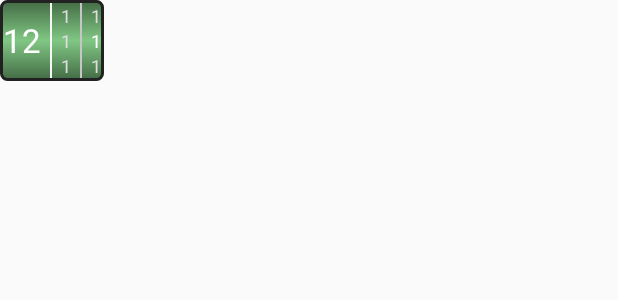
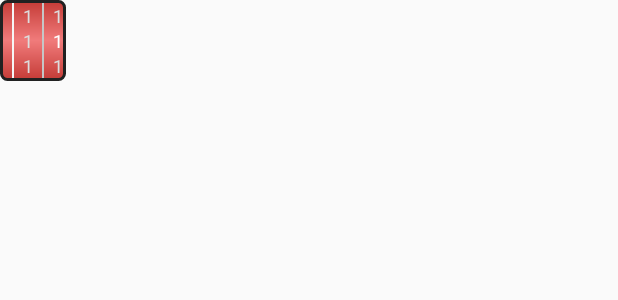
Before and after one commit to maltelenz/MaxEvolve, an Android app: the layout overlay.xml on its own in the app's theme, with its tools: preview values and no code run, on a phone screen of 412 x 824 dp. Shown: the top 300 px of the screen. Run offline under Robolectric (Android 15) with nearby library versions, the phone set to English and light mode, and no system bars.

Commit message:
Adjust design and display.

```diff
--- a/app/src/main/java/com/laserfountain/maxevolve/OverlayView.java
+++ b/app/src/main/java/com/laserfountain/maxevolve/OverlayView.java
@@ -48,7 +48,7 @@ public abstract class OverlayView extends RelativeLayout {
                 PixelFormat.TRANSLUCENT
         );
 
-        layoutParameters.gravity = Gravity.TOP;
+        layoutParameters.gravity = getGravity();
     }
 
     private void inflateView() {
--- a/app/src/main/res/drawable/background.xml
+++ b/app/src/main/res/drawable/background.xml
@@ -7,9 +7,9 @@
     <corners android:radius="4dp" />
     <gradient
         android:angle="90"
-        android:centerColor="#81c784"
-        android:endColor="#436c45"
-        android:startColor="#436c45"
+        android:centerColor="#CCEE5B5B"
+        android:endColor="#CCB70C06"
+        android:startColor="#CCB70C06"
         android:type="linear"
         />
 
--- a/app/src/main/res/layout/overlay.xml
+++ b/app/src/main/res/layout/overlay.xml
@@ -18,9 +18,8 @@
             android:layout_width="wrap_content"
             android:layout_height="match_parent"
             android:gravity="center_vertical"
-            android:text="12"
             android:textColor="#FFF"
-            android:textAppearance="?android:attr/textAppearanceLarge" />
+            android:textSize="20sp"/>
 
         <LinearLayout
             android:id="@+id/listing"
```
Also changed, not shown: app/src/main/java/com/laserfountain/maxevolve/EvolveCounterOverlayView.java (+4 -3 lines).
